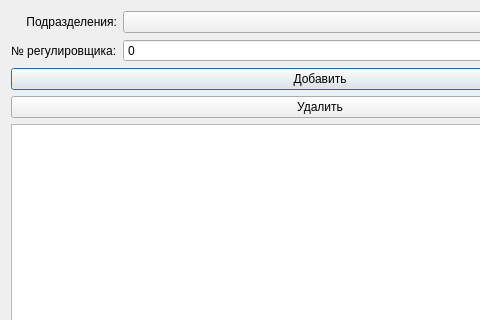
This is database/addadjuster.ui in XRay3D/BitHuffman as Qt 5 draws it before an edit; both pictures show x 0 to 480 and y 0 to 320 of the 640 by 480 pixel window. The edited form follows.
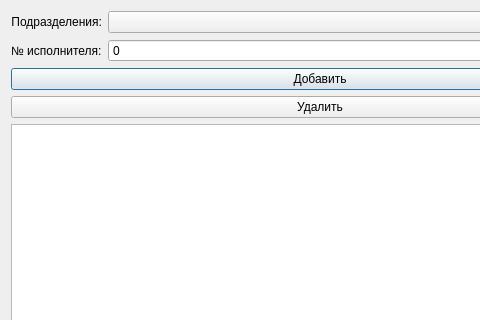
This is the edited form.

```diff
--- a/database/addadjuster.ui
+++ b/database/addadjuster.ui
@@ -57,7 +57,7 @@
    <item row="1" column="0">
     <widget class="QLabel" name="label_2">
      <property name="text">
-      <string>№ регулировщика:</string>
+      <string>№ исполнителя:</string>
      </property>
     </widget>
    </item>
```
